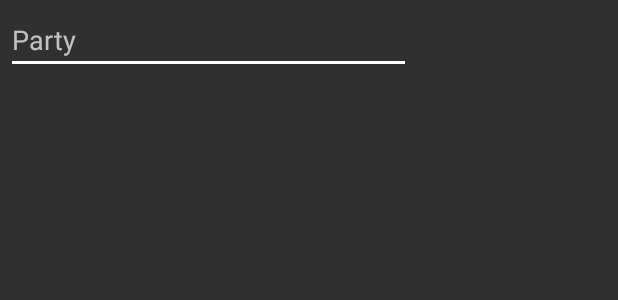
After one commit to prakhara23/TurnTunes-Android, an Android app: the layout join_dialog.xml on its own in the app's theme, with its tools: preview values and no code run, on a phone screen of 412 x 824 dp. The commit adds this screen. Shown: the top 300 px of the screen. Run offline under Robolectric (Android 15) with nearby library versions, the phone set to English and light mode, and no system bars.

Commit message:
Joining button, and dialog works now - new activity is launched

```diff
--- a/app/src/main/AndroidManifest.xml
+++ b/app/src/main/AndroidManifest.xml
@@ -15,6 +15,7 @@
                 <category android:name="android.intent.category.LAUNCHER" />
             </intent-filter>
         </activity>
+        <activity android:name=".PartyRoom"></activity>
     </application>
 
 </manifest>
--- /dev/null
+++ b/app/src/main/res/layout/join_dialog.xml
@@ -0,0 +1,19 @@
+<LinearLayout xmlns:android="http://schemas.android.com/apk/res/android"
+    android:orientation="vertical"
+    android:layout_width="wrap_content"
+    android:layout_height="wrap_content"
+    android:weightSum="1">
+
+    <EditText
+        android:id="@+id/partyName"
+        android:inputType="text"
+        android:layout_width="270dp"
+        android:layout_height="wrap_content"
+        android:layout_marginTop="4dp"
+        android:layout_marginLeft="4dp"
+        android:layout_marginRight="4dp"
+        android:layout_marginBottom="4dp"
+        android:hint="@string/partyName"
+        android:layout_gravity="center|bottom" />
+
+</LinearLayout>
--- a/app/src/main/res/values/colors.xml
+++ b/app/src/main/res/values/colors.xml
@@ -2,6 +2,7 @@
 <resources>
     <color name="colorPrimary">#D24D57</color>
     <color name="colorPrimaryDark">#A73E46</color>
-    <color name="colorAccent">#000</color>
-    <color name="white">#FFF</color>
+    <color name="colorAccent">#FFF</color>
+    <color name="black">#000</color>
+    <color name="promptGrey">#454545</color>
 </resources>
--- a/app/src/main/res/values/strings.xml
+++ b/app/src/main/res/values/strings.xml
@@ -3,4 +3,8 @@
     <string name="backgroundImg">background img</string>
     <string name="hostBut">Host Party</string>
     <string name="joinBut">Join Party</string>
+    <string name="partyJoin">Enter party name</string>
+    <string name="cancelDialog">Cancel</string>
+    <string name="joinDialog">Join</string>
+    <string name="partyName">Party</string>
 </resources>
--- a/app/src/main/res/values/styles.xml
+++ b/app/src/main/res/values/styles.xml
@@ -6,6 +6,12 @@
         <item name="colorPrimary">@color/colorPrimary</item>
         <item name="colorPrimaryDark">@color/colorPrimaryDark</item>
         <item name="colorAccent">@color/colorAccent</item>
+    </style>
+
+    <style name="AppCompatAlertDialogStyle" parent="Theme.AppCompat.Light.Dialog.Alert">
+        <item name="colorAccent">@color/colorAccent</item>
+        <item name="android:textColorPrimary">@color/colorAccent</item>
+        <item name="android:background">@color/colorPrimary</item>
     </style>
 
     <style name="AppTheme.HostButton" parent="Widget.AppCompat.Button">
```
Also changed, not shown: app/src/main/java/com/prakhara/turntunes/JoinPartyDialog.java (added, +52 -0 lines), app/src/main/java/com/prakhara/turntunes/MainActivity.java (+13 -0 lines), app/src/main/java/com/prakhara/turntunes/PartyRoom.java (added, +13 -0 lines), app/src/main/res/layout/activity_main.xml (+6 -5 lines), app/src/main/res/layout/activity_party_room.xml (added, +17 -0 lines).
